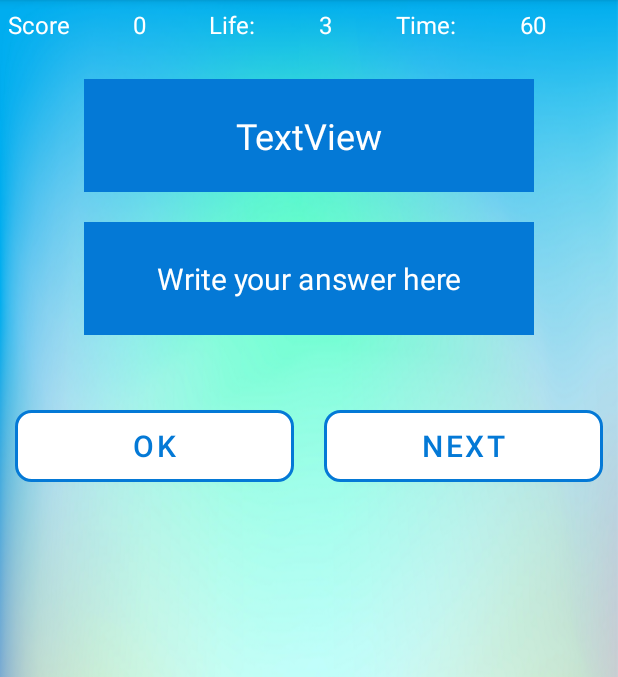
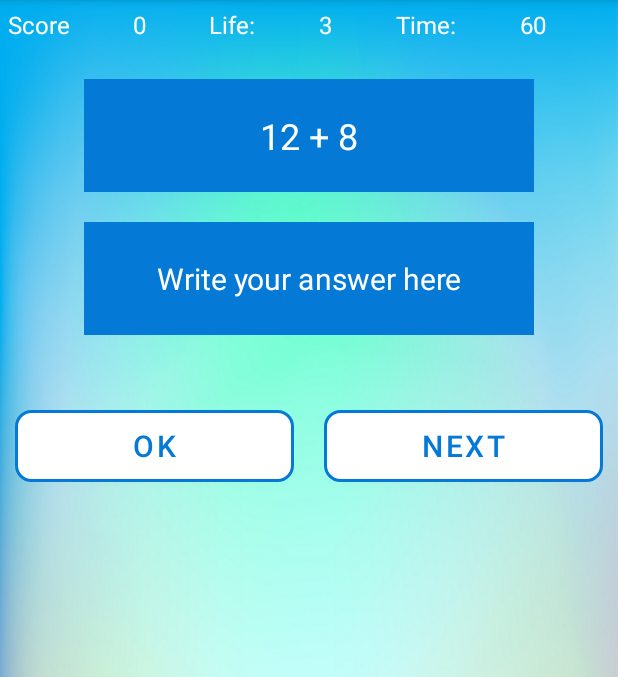
Before and after one commit to TobiOnibudo/Math_Game, an Android app: the GameActivity screen opened directly, with no data from a screen before it, on a phone screen of 412 x 824 dp, the part 84-761 px from its top. Run offline under Robolectric (Android 15) with nearby library versions, the phone set to English and light mode, and no system bars.

Commit message:
Users can now answer a question and gain points

```diff
--- a/app/src/main/java/com/example/mathgame/GameActivity.kt
+++ b/app/src/main/java/com/example/mathgame/GameActivity.kt
@@ -2,13 +2,89 @@ package com.example.mathgame
 
 import androidx.appcompat.app.AppCompatActivity
 import android.os.Bundle
+import android.os.CountDownTimer
 import android.widget.Button
+import android.widget.EditText
+import android.widget.TextView
+import android.widget.Toast
+import kotlin.random.Random
 
 class GameActivity : AppCompatActivity() {
+
+    lateinit var textScore : TextView
+    lateinit var textLife : TextView
+    lateinit var textTime: TextView
+
+    lateinit var textQuestion: TextView
+    lateinit var editTextAnswer : EditText
+
+    lateinit var buttonOk: Button
+    lateinit var buttonNext: Button
+
+    var correctAnswer = 0
+    var userScore = 0
+    var userLife = 3
 
 
     override fun onCreate(savedInstanceState: Bundle?) {
         super.onCreate(savedInstanceState)
         setContentView(R.layout.activity_game)
+
+
+        textScore = findViewById(R.id.textViewScore)
+        textLife = findViewById(R.id.textViewLife)
+        textTime = findViewById(R.id.textViewTime)
+        textQuestion = findViewById(R.id.textViewQuestion)
+        editTextAnswer = findViewById(R.id.editTextAnswer)
+        buttonOk  = findViewById(R.id.buttonOk)
+        buttonNext = findViewById(R.id.buttonNext)
+
+
+        gameContinue()
+
+        buttonOk.setOnClickListener {
+            val input = editTextAnswer.text.toString()
+
+            if(input == "")
+            {
+                Toast.makeText(applicationContext,"Please write an answer or click the next button",Toast.LENGTH_LONG).show()
+            }
+            else
+            {
+                 var userAnswer = input.toInt()
+
+                if(userAnswer == correctAnswer)
+                {
+                    userScore += 10
+                    textQuestion.text = "Congratulations, your answer is correct"
+                    textScore.text = userScore.toString()
+                }
+                else
+                {
+                    userLife -= 1
+                    textQuestion.text = "Sorry, your answer is wrong"
+                    textLife.text = userLife.toString()
+                }
+
+            }
+        }
+
+        buttonNext.setOnClickListener {
+            gameContinue()
+            editTextAnswer.setText("")
+        }
+
+
+
+    }
+
+    fun gameContinue()
+    {
+        val num1 = Random.nextInt(0,100)
+        val num2 = Random.nextInt(0,100)
+
+        textQuestion.text = "$num1 + $num2"
+
+        correctAnswer =  num1 + num2
     }
 }
--- a/app/src/main/res/layout/activity_game.xml
+++ b/app/src/main/res/layout/activity_game.xml
@@ -25,7 +25,7 @@
             android:textSize="16sp" />
 
         <TextView
-            android:id="@+id/textViewLife"
+            android:id="@+id/textViewScore"
             android:layout_width="wrap_content"
             android:layout_height="wrap_content"
             android:layout_weight="1"
@@ -43,7 +43,7 @@
             android:textSize="16sp" />
 
         <TextView
-            android:id="@+id/textView13"
+            android:id="@+id/textViewLife"
             android:layout_width="wrap_content"
             android:layout_height="wrap_content"
             android:layout_weight="1"
@@ -72,7 +72,7 @@
     </LinearLayout>
 
     <TextView
-        android:id="@+id/textView17"
+        android:id="@+id/textViewQuestion"
         android:layout_width="300dp"
         android:layout_height="75dp"
         android:layout_marginTop="20dp"
```
